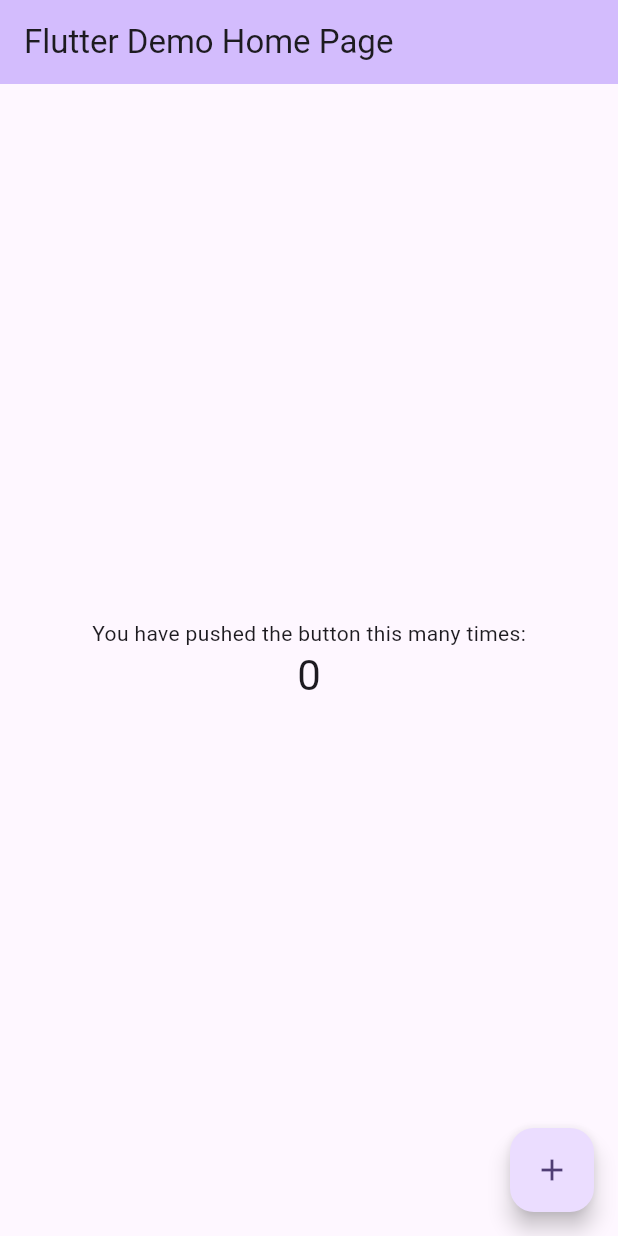
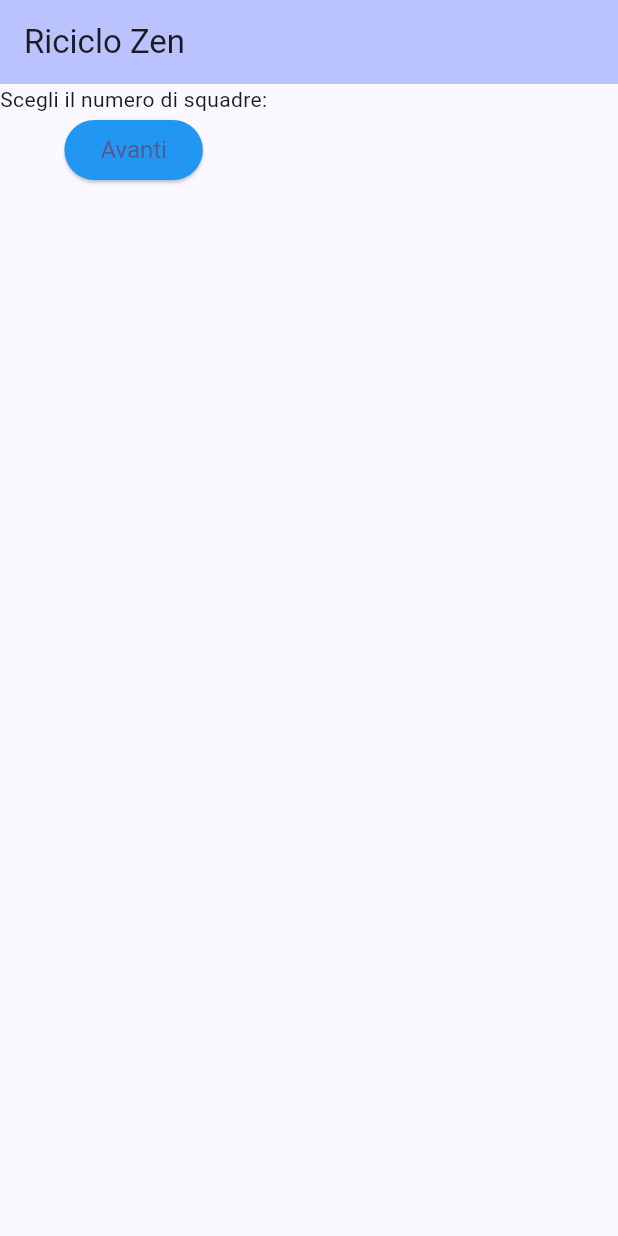
Before and after one commit to Mirconti93/riciclo_zen, a Flutter app: the screen it shows after launch, on a phone screen of 412 x 824 dp. Run offline on Flutter 3.47's test engine with Material 3 defaults, Android fonts, the phone set to English and light mode, and no system bars; our stand-ins replace equatable, flutter_bloc.

```diff
--- /dev/null
+++ b/lib/bloc/ItemsCubit.dart
@@ -0,0 +1,25 @@
+// Definizione del Cubit
+import 'package:flutter_bloc/flutter_bloc.dart';
+import 'package:riciclo_zen/bloc/ItemsState.dart';
+
+import '../models/ItemModel.dart';
+
+
+class ItemsCubit extends Cubit<ItemsState> {
+
+  ItemsCubit() : super(InitialState());
+
+  void addTeams(List<ItemModel> teams) {
+    emit(UpdateState(teams));
+  }
+
+  void addTeam(ItemModel team) {
+    List<ItemModel> newList = List.from(state.props);
+    newList.add(team);
+    emit(UpdateState(newList));
+  }
+
+  void notifyError() {
+    emit(ErrorState("Error"));
+  }
+}
--- /dev/null
+++ b/lib/bloc/ItemsState.dart
@@ -0,0 +1,35 @@
+import 'package:equatable/equatable.dart';
+
+import '../models/ItemModel.dart';
+
+abstract class ItemsState extends Equatable {
+  List<ItemModel> get teamList => [];
+
+}
+
+class InitialState extends ItemsState {
+  List<ItemModel> teams = [];
+  @override
+  List<Object> get props => [teams];
+}
+
+class UpdateState extends ItemsState {
+  List<ItemModel> teams = [];
+
+  UpdateState(this.teams);
+
+  @override
+  List<ItemModel> get teamList => teams;
+
+  @override
+  List<Object> get props => [teams];
+}
+
+class ErrorState extends ItemsState {
+  final String message;
+
+  ErrorState(this.message);
+
+  @override
+  List<Object> get props => [message];
+}
--- a/lib/main.dart
+++ b/lib/main.dart
@@ -1,4 +1,7 @@
 import 'package:flutter/material.dart';
+import 'package:flutter_bloc/flutter_bloc.dart';
+import 'package:riciclo_zen/bloc/ItemsCubit.dart';
+import 'package:riciclo_zen/widgets/HomeScreen.dart';
 
 void main() {
   runApp(const MyApp());
@@ -10,116 +13,22 @@ class MyApp extends StatelessWidget {
   // This widget is the root of your application.
   @override
   Widget build(BuildContext context) {
-    return MaterialApp(
-      title: 'Flutter Demo',
-      theme: ThemeData(
-        // This is the theme of your application.
-        //
-        // TRY THIS: Try running your application with "flutter run". You'll see
-        // the application has a purple toolbar. Then, without quitting the app,
-        // try changing the seedColor in the colorScheme below to Colors.green
-        // and then invoke "hot reload" (save your changes or press the "hot
-        // reload" button in a Flutter-supported IDE, or press "r" if you used
-        // the command line to start the app).
-        //
-        // Notice that the counter didn't reset back to zero; the application
-        // state is not lost during the reload. To reset the state, use hot
-        // restart instead.
-        //
-        // This works for code too, not just values: Most code changes can be
-        // tested with just a hot reload.
-        colorScheme: ColorScheme.fromSeed(seedColor: Colors.deepPurple),
-        useMaterial3: true,
-      ),
-      home: const MyHomePage(title: 'Flutter Demo Home Page'),
-    );
+    return
+      BlocProvider(
+          create: (BuildContext context) => ItemsCubit(),
+          child: MaterialApp(
+              title: 'Recylce Zen',
+              theme: ThemeData(
+
+                colorScheme: ColorScheme.fromSeed(seedColor: Colors.indigoAccent),
+                useMaterial3: true,
+              ),
+              routes: {
+                //'/': (context) => HomePage(),
+                '/detail': (context) => HomeScreen(),
+              },
+              home: HomeScreen()
+          )
+      );
   }
 }
-
-class MyHomePage extends StatefulWidget {
-  const MyHomePage({super.key, required this.title});
-
-  // This widget is the home page of your application. It is stateful, meaning
-  // that it has a State object (defined below) that contains fields that affect
-  // how it looks.
-
-  // This class is the configuration for the state. It holds the values (in this
-  // case the title) provided by the parent (in this case the App widget) and
-  // used by the build method of the State. Fields in a Widget subclass are
-  // always marked "final".
-
-  final String title;
-
-  @override
-  State<MyHomePage> createState() => _MyHomePageState();
-}
-
-class _MyHomePageState extends State<MyHomePage> {
-  int _counter = 0;
-
-  void _incrementCounter() {
-    setState(() {
-      // This call to setState tells the Flutter framework that something has
-      // changed in this State, which causes it to rerun the build method below
-      // so that the display can reflect the updated values. If we changed
-      // _counter without calling setState(), then the build method would not be
-      // called again, and so nothing would appear to happen.
-      _counter++;
-    });
-  }
-
-  @override
-  Widget build(BuildContext context) {
-    // This method is rerun every time setState is called, for instance as done
-    // by the _incrementCounter method above.
-    //
-    // The Flutter framework has been optimized to make rerunning build methods
-    // fast, so that you can just rebuild anything that needs updating rather
-    // than having to individually change instances of widgets.
-    return Scaffold(
-      appBar: AppBar(
-        // TRY THIS: Try changing the color here to a specific color (to
-        // Colors.amber, perhaps?) and trigger a hot reload to see the AppBar
-        // change color while the other colors stay the same.
-        backgroundColor: Theme.of(context).colorScheme.inversePrimary,
-        // Here we take the value from the MyHomePage object that was created by
-        // the App.build method, and use it to set our appbar title.
-        title: Text(widget.title),
-      ),
-      body: Center(
-        // Center is a layout widget. It takes a single child and positions it
-        // in the middle of the parent.
-        child: Column(
-          // Column is also a layout widget. It takes a list of children and
-          // arranges them vertically. By default, it sizes itself to fit its
-          // children horizontally, and tries to be as tall as its parent.
-          //
-          // Column has various properties to control how it sizes itself and
-          // how it positions its children. Here we use mainAxisAlignment to
-          // center the children vertically; the main axis here is the vertical
-          // axis because Columns are vertical (the cross axis would be
-          // horizontal).
-          //
-          // TRY THIS: Invoke "debug painting" (choose the "Toggle Debug Paint"
-          // action in the IDE, or press "p" in the console), to see the
-          // wireframe for each widget.
-          mainAxisAlignment: MainAxisAlignment.center,
-          children: <Widget>[
-            const Text(
-              'You have pushed the button this many times:',
-            ),
-            Text(
-              '$_counter',
-              style: Theme.of(context).textTheme.headlineMedium,
-            ),
-          ],
-        ),
-      ),
-      floatingActionButton: FloatingActionButton(
-        onPressed: _incrementCounter,
-        tooltip: 'Increment',
-        child: const Icon(Icons.add),
-      ), // This trailing comma makes auto-formatting nicer for build methods.
-    );
-  }
-}
--- /dev/null
+++ b/lib/models/ItemModel.dart
@@ -0,0 +1,12 @@
+import 'package:equatable/equatable.dart';
+
+class ItemModel extends Equatable {
+  final String name;
+  final String material;
+
+  const ItemModel({required this.name, required this.material});
+
+  @override
+  List<Object?> get props => [name];
+
+}
--- /dev/null
+++ b/lib/widgets/HomeScreen.dart
@@ -0,0 +1,46 @@
+import 'package:flutter/material.dart';
+import 'package:flutter/widgets.dart';
+import 'package:flutter_bloc/flutter_bloc.dart';
+import 'package:riciclo_zen/bloc/ItemsCubit.dart';
+import 'package:riciclo_zen/bloc/ItemsState.dart';
+
+class HomeScreen extends StatelessWidget {
+  const HomeScreen({Key? key}) : super(key: key);
+
+  @override
+  Widget build(BuildContext context) {
+
+    return Scaffold(
+        appBar: AppBar(
+          // TRY THIS: Try changing the color here to a specific color (to
+          // Colors.amber, perhaps?) and trigger a hot reload to see the AppBar
+          // change color while the other colors stay the same.
+          backgroundColor: Theme
+              .of(context)
+              .colorScheme
+              .inversePrimary,
+          // Here we take the value from the MyHomePage object that was created by
+          // the App.build method, and use it to set our appbar title.
+          title: const Text("Riciclo Zen"),
+        ),
+        body: BlocBuilder<ItemsCubit, ItemsState>(builder: (context, state) {
+
+          return Column(
+            children: <Widget>[
+              const Text("Scegli il numero di squadre:"),
+              ElevatedButton(style: ElevatedButton.styleFrom(
+                backgroundColor: Colors.blue,
+                textStyle: const TextStyle(
+                    color: Colors.white, fontSize: 16, fontStyle: FontStyle.normal),
+              ),
+                onPressed: () {
+
+                  Navigator.of(context).pushNamed('/draw');
+                },
+                child: const Text("Avanti"),)
+            ],
+          );
+        })
+    );
+  }
+}
--- a/pubspec.yaml
+++ b/pubspec.yaml
@@ -35,6 +35,8 @@ dependencies:
   # The following adds the Cupertino Icons font to your application.
   # Use with the CupertinoIcons class for iOS style icons.
   cupertino_icons: ^1.0.6
+  flutter_bloc: ^8.1.5
+  equatable: ^2.0.5
 
 dev_dependencies:
   flutter_test:
```
Also changed, not shown: pubspec.lock.
